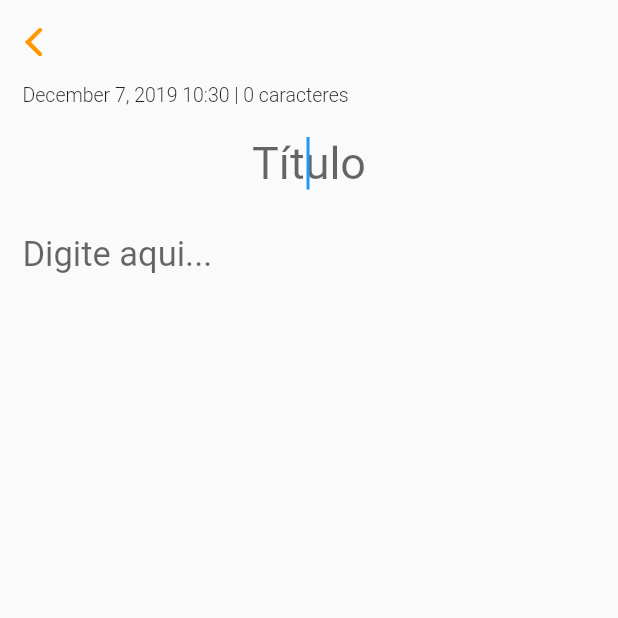
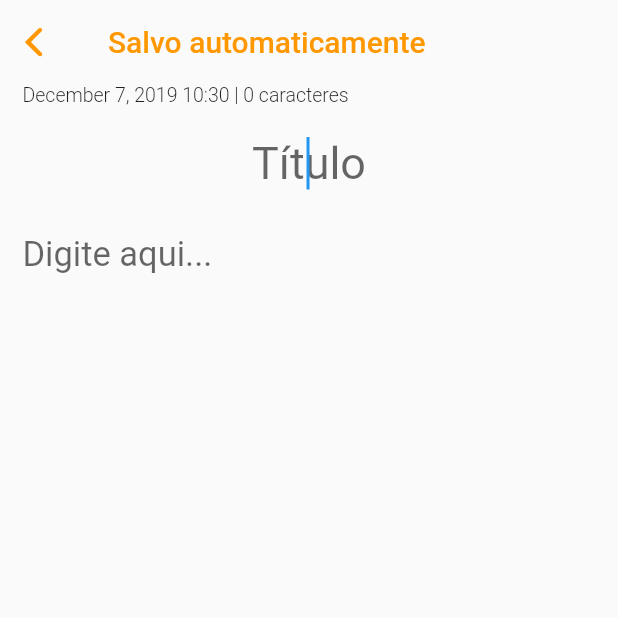
Before and after one commit to anecba/MyPocketSpace, a Flutter app: the PaginaCriarAnotacoes screen opened directly, on a phone screen of 412 x 824 dp, the top half of it. Run offline on Flutter 3.47's test engine with Material 2 defaults, Android fonts, the phone set to English and light mode, and no system bars; our stand-ins replace moor_flutter, share; generated files the repository leaves out were written again.

```diff
--- a/lib/paginas/edit_annotation.dart
+++ b/lib/paginas/edit_annotation.dart
@@ -75,12 +75,16 @@ class _EditAnnotationPageState extends State<EditAnnotationPage> {
           leading: CupertinoNavigationBarBackButton(
             color: Colors.orange,
           ),
+          title: Text(
+            "Salvo automaticamente",
+            style: TextStyle(color: Colors.orange),
+          ),
           actions: <Widget>[
             IconButton(
               onPressed: () async {
                 Share.share(
                     '''${widget.note.title} - ${DateFormat.yMMMMd(Localizations.localeOf(context).languageCode).add_Hm().format(widget.note.createdAt)}
-${widget.note.content}
+                        ${widget.note.content}
                 ''');
               },
               icon: Icon(
@@ -88,7 +92,8 @@ ${widget.note.content}
                 color: Colors.orange,
               ),
             ),
-            PopupMenuButton(
+
+            /* PopupMenuButton(
               icon: Icon(
                 Icons.more_vert,
                 color: Colors.orange,
@@ -106,7 +111,7 @@ ${widget.note.content}
                         ))
                     .toList();
               },
-            )
+            ) */
           ],
         ),
         body: SingleChildScrollView(
--- a/lib/paginas/telaCriandoAnotacoes.dart
+++ b/lib/paginas/telaCriandoAnotacoes.dart
@@ -58,6 +58,10 @@ class _PaginaCriarAnotacoesState extends State<PaginaCriarAnotacoes> {
         appBar: AppBar(
           backgroundColor: Colors.transparent,
           elevation: 0,
+          title: Text(
+            "Salvo automaticamente",
+            style: TextStyle(color: Colors.orange),
+          ),
           leading: CupertinoNavigationBarBackButton(
             color: Colors.orange,
           ),
```
Also changed, not shown: lib/paginas/paginaPrincipal.dart (+35 -4 lines).
